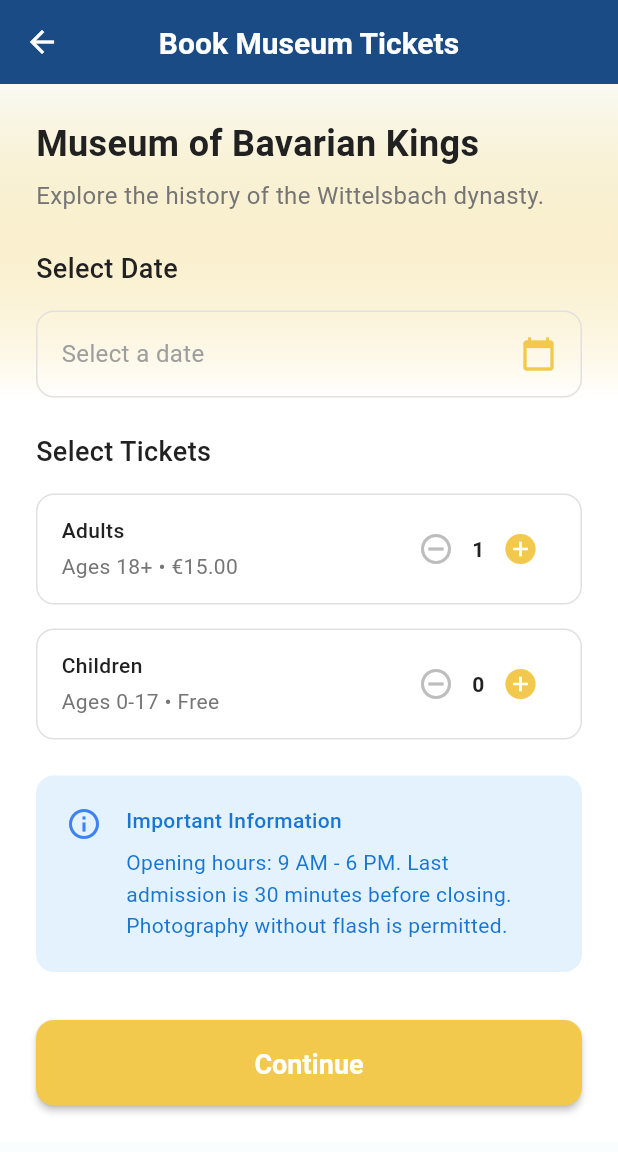
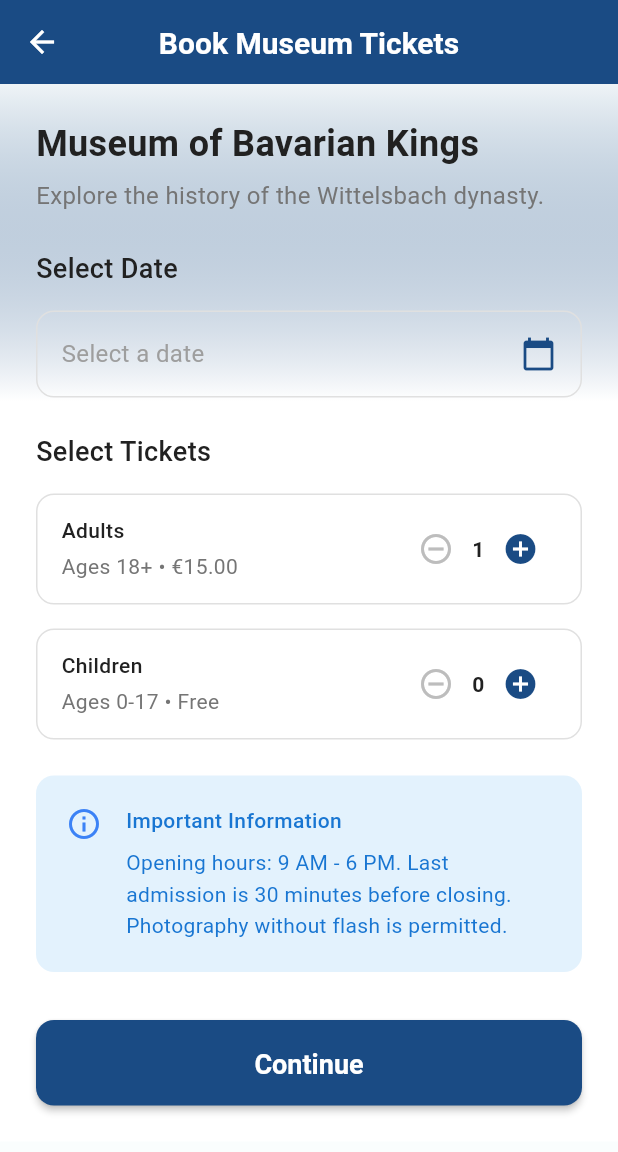
Before and after one commit to chikuokuo/ticket_sale, a Flutter app: the MuseumTicketScreen screen opened directly, on a phone screen of 412 x 824 dp. Shown: the top 1152 px of the screen. Run offline on Flutter 3.47's test engine with Material 3 defaults, Android fonts, the light colour scheme and no system bars; our stand-ins replace flutter_dotenv, flutter_riverpod, qr_flutter; missing offline and left inert: flutter_stripe; Roboto replaces fonts that are missing (SF Pro Display).

Commit message:
fix color

```diff
--- a/lib/screens/museum_ticket_screen.dart
+++ b/lib/screens/museum_ticket_screen.dart
@@ -3,7 +3,6 @@
 import 'package:intl/intl.dart';
 
 import '../models/attendee.dart';
-import '../models/time_slot.dart';
 import '../providers/ticket_order_provider.dart';
 import '../theme/colors.dart';
 import '../theme/app_theme.dart';
@@ -33,7 +32,7 @@
             begin: Alignment.topCenter,
             end: Alignment.bottomCenter,
             colors: [
-              AppColorScheme.secondary.withAlpha(13), // 0.05 opacity
+              AppColorScheme.primary.withAlpha(13), // 0.05 opacity
               Colors.white,
             ],
             stops: const [0.0, 0.3],
@@ -89,7 +88,7 @@
                       borderRadius: BorderRadius.circular(12),
                     ),
                     elevation: 2,
-                    backgroundColor: AppColorScheme.secondary,
+                    backgroundColor: AppColorScheme.primary,
                   ),
                   child: const Text(
                     'Continue',
@@ -134,7 +133,7 @@
                     color: orderState.selectedDate != null ? AppColorScheme.neutral900 : AppColorScheme.neutral500,
                   ),
                 ),
-                Icon(Icons.calendar_today, color: AppColorScheme.secondary),
+                Icon(Icons.calendar_today, color: AppColorScheme.primary),
               ],
             ),
           ),
@@ -229,7 +228,7 @@
             style: AppTheme.titleMedium.copyWith(fontWeight: FontWeight.bold),
           ),
           IconButton(
-            icon: Icon(Icons.add_circle, color: AppColorScheme.secondary),
+            icon: Icon(Icons.add_circle, color: AppColorScheme.primary),
             onPressed: onIncrement,
           ),
         ],
```
